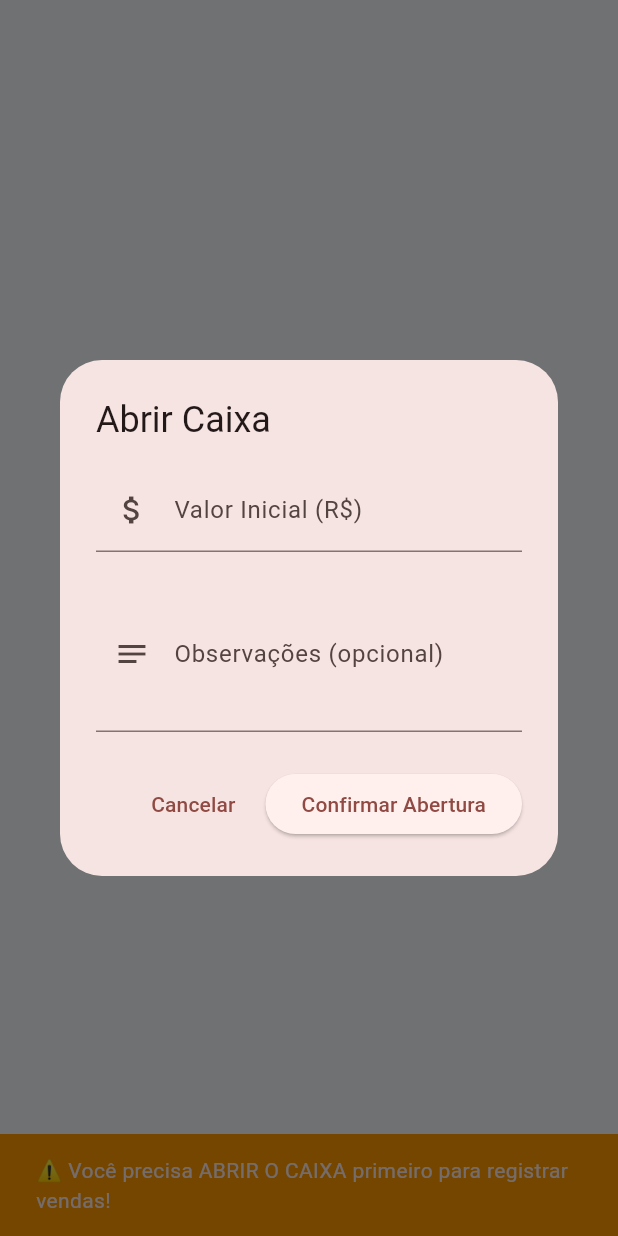
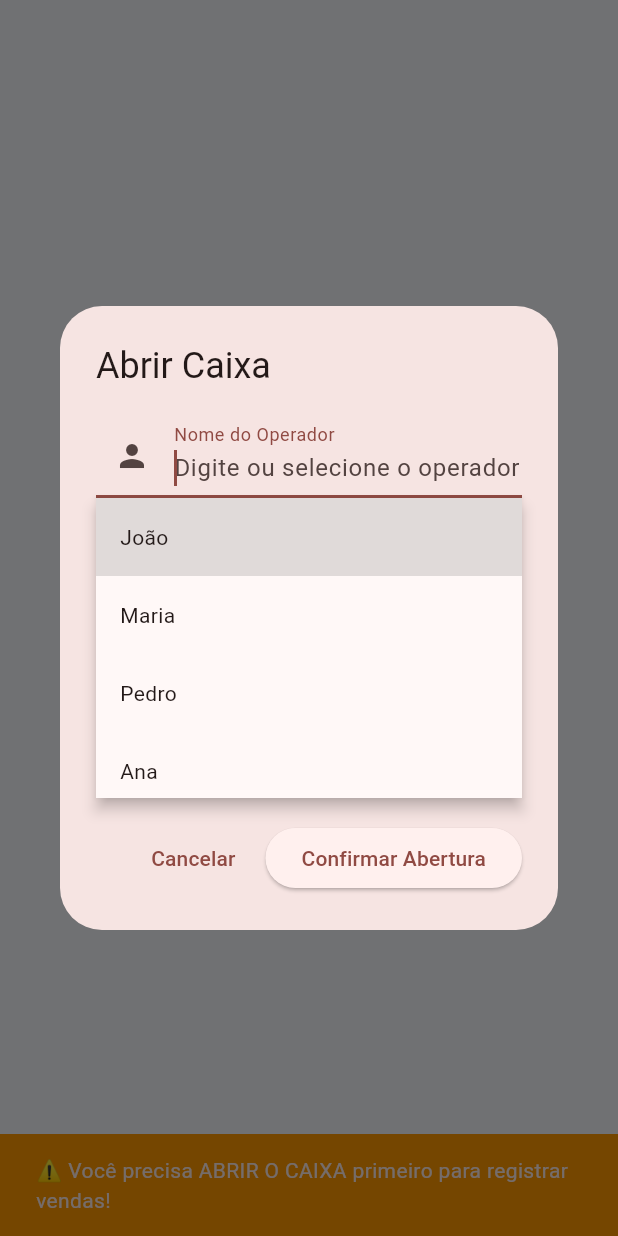
Before and after one commit to Axxy84/pitfluter, a Flutter app: the CaixaScreen screen opened by its route, after a tap on "Abrir Caixa", on a phone screen of 412 x 824 dp. Run offline on Flutter 3.47's test engine with Material 3 defaults, Android fonts, the phone set to English and light mode, and no system bars; our stand-ins replace dartz, equatable, flutter_riverpod, pdf, printing, supabase_flutter; missing offline and left inert: window_manager; accounts and stored records are empty.

Commit message:
feat: adicionar seleção de operador ao abrir caixa
- Campo obrigatório para nome do operador
- Autocomplete com sugestões de nomes comuns
- Salva o nome do operador nas observações
- Tenta criar/buscar usuário na tabela usuarios
- Remove usuário fixo (ID 1)

Agora cada caixa pode ter um operador diferente\!

🤖 Generated with [Claude Code](https://claude.ai/code)

Co-Authored-By: Claude <noreply@anthropic.com>

```diff
--- a/pitfluter/lib/presentation/screens/caixa_screen.dart
+++ b/pitfluter/lib/presentation/screens/caixa_screen.dart
@@ -1169,6 +1169,17 @@ class _CaixaScreenState extends State<CaixaScreen> {
   Widget _buildDialogAbrirCaixa() {
     final valorController = TextEditingController();
     final observacoesController = TextEditingController();
+    final nomeUsuarioController = TextEditingController();
+
+    // Lista de operadores comuns
+    final operadoresComuns = [
+      'João',
+      'Maria',
+      'Pedro',
+      'Ana',
+      'Carlos',
+      'Juliana',
+    ];
 
     return AlertDialog(
       title: const Text('Abrir Caixa'),
@@ -1177,6 +1188,36 @@ class _CaixaScreenState extends State<CaixaScreen> {
         child: Column(
           mainAxisSize: MainAxisSize.min,
           children: [
+            // Campo com autocomplete para operador
+            Autocomplete<String>(
+              optionsBuilder: (TextEditingValue textEditingValue) {
+                if (textEditingValue.text.isEmpty) {
+                  return operadoresComuns;
+                }
+                return operadoresComuns.where((String option) {
+                  return option.toLowerCase().contains(
+                    textEditingValue.text.toLowerCase(),
+                  );
+                });
+              },
+              onSelected: (String selection) {
+                nomeUsuarioController.text = selection;
+              },
+              fieldViewBuilder: (context, controller, focusNode, onFieldSubmitted) {
+                nomeUsuarioController.text = controller.text;
+                return TextField(
+                  controller: controller,
+                  focusNode: focusNode,
+                  decoration: const InputDecoration(
+                    labelText: 'Nome do Operador',
+                    prefixIcon: Icon(Icons.person),
+                    hintText: 'Digite ou selecione o operador',
+                  ),
+                  autofocus: true,
+                );
+              },
+            ),
+            const SizedBox(height: 16),
             TextField(
               controller: valorController,
               decoration: const InputDecoration(
@@ -1204,8 +1245,19 @@ class _CaixaScreenState extends State<CaixaScreen> {
         ),
         ElevatedButton(
           onPressed: () async {
+            final nomeUsuario = nomeUsuarioController.text.trim();
             final valor = double.tryParse(valorController.text.replaceAll(',', '.')) ?? 0;
             final observacoes = observacoesController.text;
+
+            if (nomeUsuario.isEmpty) {
+              ScaffoldMessenger.of(context).showSnackBar(
+                const SnackBar(
+                  content: Text('Por favor, informe o nome do operador'),
+                  backgroundColor: Colors.orange,
+                ),
+              );
+              return;
+            }
 
             if (valor <= 0) {
               ScaffoldMessenger.of(context).showSnackBar(
@@ -1220,7 +1272,7 @@ class _CaixaScreenState extends State<CaixaScreen> {
             Navigator.of(context).pop();
 
             try {
-              await _caixaService.abrirCaixa(valor, observacoes);
+              await _caixaService.abrirCaixa(valor, observacoes, nomeUsuario);
               await _verificarEstadoCaixa();
               await _carregarDados();
 
```
Also changed, not shown: pitfluter/lib/services/caixa_service.dart (+43 -4 lines).
